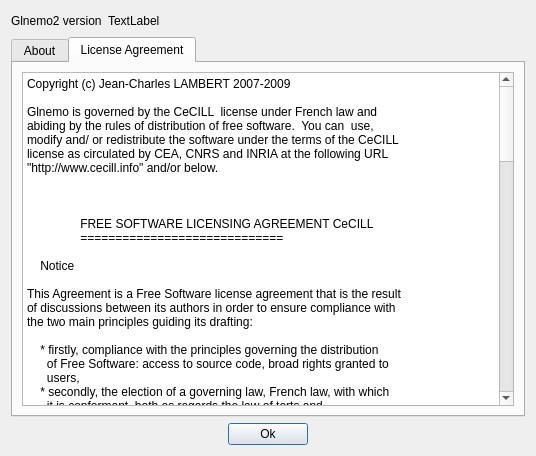
teuben/nemo, file usr/jcl/glnemo2/src/formabout.ui: the form before one commit.
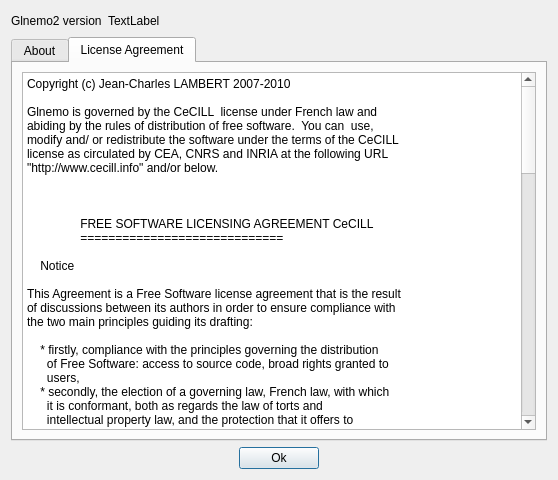
The form after the commit. The open tabs and pages were chosen to show the change. Icons and pictures are not drawn.

What changed in the file:
```diff
--- a/usr/jcl/glnemo2/src/formabout.ui
+++ b/usr/jcl/glnemo2/src/formabout.ui
@@ -8,9 +8,9 @@
   <property name="geometry">
    <rect>
     <x>0</x>
-    <y>7</y>
-    <width>536</width>
-    <height>456</height>
+    <y>0</y>
+    <width>558</width>
+    <height>480</height>
    </rect>
   </property>
   <property name="sizePolicy">
@@ -546,7 +546,7 @@
 &lt;html&gt;&lt;head&gt;&lt;meta name=&quot;qrichtext&quot; content=&quot;1&quot; /&gt;&lt;style type=&quot;text/css&quot;&gt;
 p, li { white-space: pre-wrap; }
 &lt;/style&gt;&lt;/head&gt;&lt;body style=&quot; font-family:'Sans Serif'; font-size:10pt; font-weight:400; font-style:normal;&quot;&gt;
-&lt;p style=&quot; margin-top:0px; margin-bottom:0px; margin-left:0px; margin-right:0px; -qt-block-indent:0; text-indent:0px;&quot;&gt;&lt;span style=&quot; font-size:9pt;&quot;&gt;Copyright (c) Jean-Charles LAMBERT 2007-2009&lt;/span&gt;&lt;/p&gt;
+&lt;p style=&quot; margin-top:0px; margin-bottom:0px; margin-left:0px; margin-right:0px; -qt-block-indent:0; text-indent:0px;&quot;&gt;&lt;span style=&quot; font-size:9pt;&quot;&gt;Copyright (c) Jean-Charles LAMBERT 2007-2010&lt;/span&gt;&lt;/p&gt;
 &lt;p style=&quot;-qt-paragraph-type:empty; margin-top:0px; margin-bottom:0px; margin-left:0px; margin-right:0px; -qt-block-indent:0; text-indent:0px; font-size:9pt;&quot;&gt;&lt;/p&gt;
 &lt;p style=&quot; margin-top:0px; margin-bottom:0px; margin-left:0px; margin-right:0px; -qt-block-indent:0; text-indent:0px;&quot;&gt;&lt;span style=&quot; font-size:9pt;&quot;&gt;Glnemo is governed by the CeCILL  license under French law and&lt;/span&gt;&lt;/p&gt;
 &lt;p style=&quot; margin-top:0px; margin-bottom:0px; margin-left:0px; margin-right:0px; -qt-block-indent:0; text-indent:0px;&quot;&gt;&lt;span style=&quot; font-size:9pt;&quot;&gt;abiding by the rules of distribution of free software.  You can  use, &lt;/span&gt;&lt;/p&gt;
```
